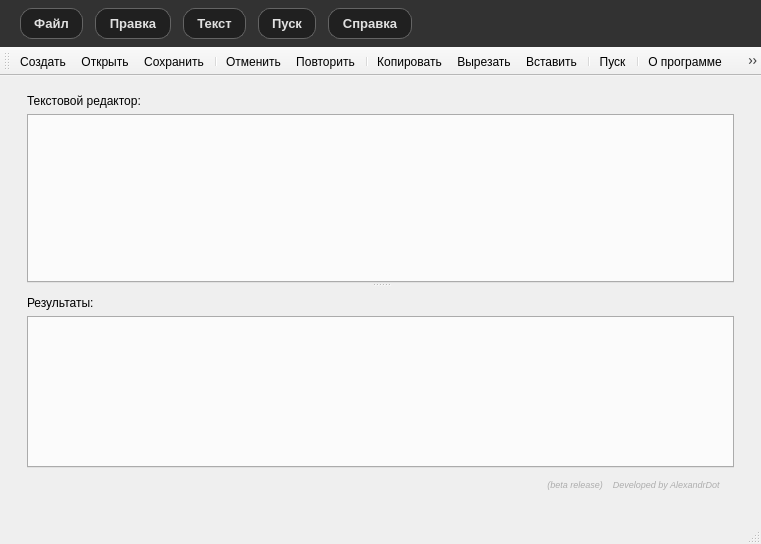
Old version of the form design.ui in the repository Alexandrdot/Editor-Analyzer.
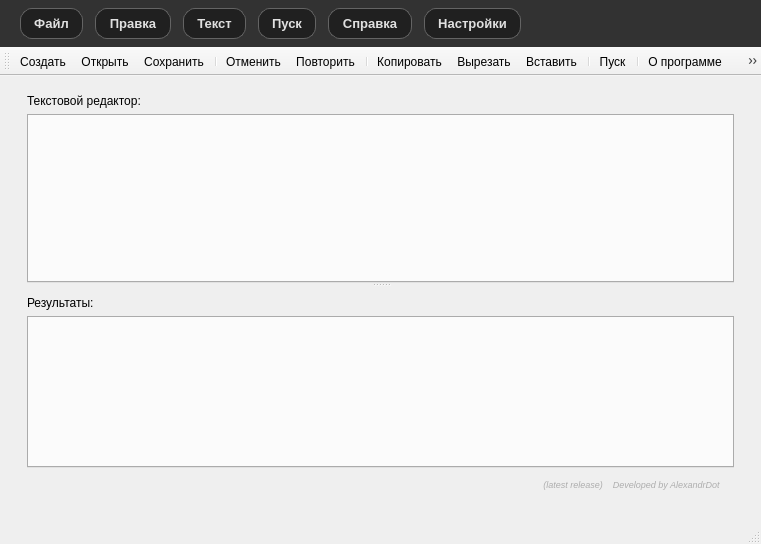
New version of the form. Icons and pictures are not drawn.

```diff
--- a/design.ui
+++ b/design.ui
@@ -132,7 +132,7 @@
 margin: 5px;</string>
              </property>
              <property name="text">
-              <string>(beta release)    Developed by AlexandrDot   </string>
+              <string>(latest release)    Developed by AlexandrDot   </string>
              </property>
              <property name="alignment">
               <set>Qt::AlignmentFlag::AlignRight|Qt::AlignmentFlag::AlignTrailing|Qt::AlignmentFlag::AlignVCenter</set>
@@ -160,7 +160,7 @@
      <x>0</x>
      <y>0</y>
      <width>761</width>
-     <height>46</height>
+     <height>49</height>
     </rect>
    </property>
    <property name="styleSheet">
@@ -301,11 +301,20 @@
     <addaction name="about"/>
     <addaction name="info"/>
    </widget>
+   <widget class="QMenu" name="menu_6">
+    <property name="title">
+     <string>Настройки</string>
+    </property>
+    <addaction name="change_lang"/>
+    <addaction name="high_text"/>
+    <addaction name="low_text"/>
+   </widget>
    <addaction name="menu"/>
    <addaction name="menu_2"/>
    <addaction name="menu_3"/>
    <addaction name="menu_4"/>
    <addaction name="menu_5"/>
+   <addaction name="menu_6"/>
   </widget>
   <widget class="QStatusBar" name="statusbar">
    <property name="mouseTracking">
```
Left out of the diff: 65 changed lines with no effect on the pictures.
